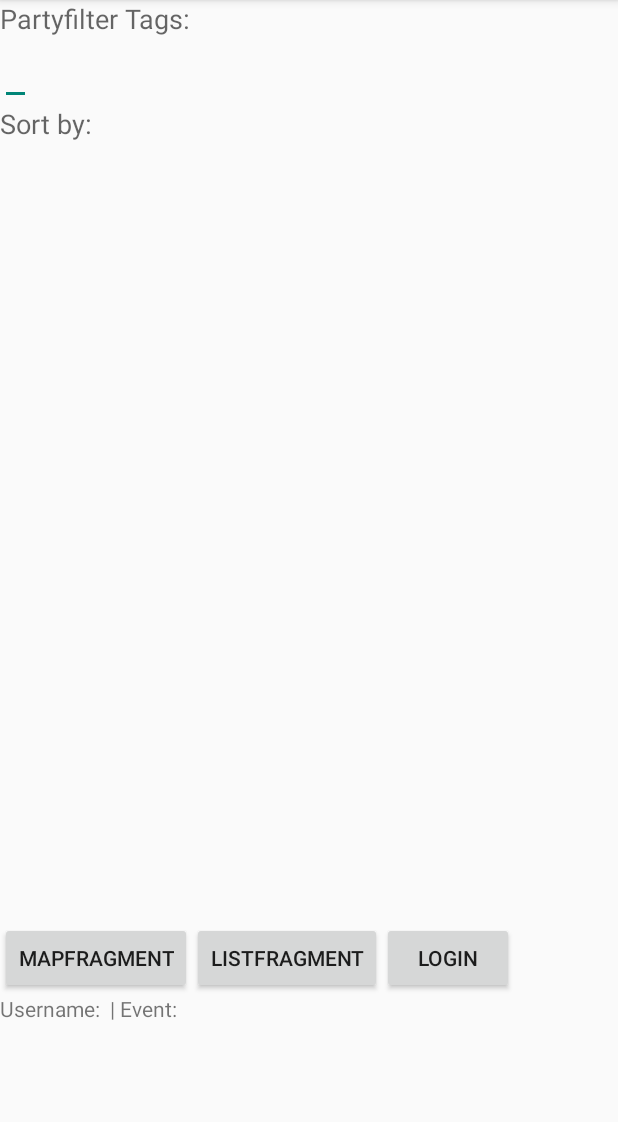
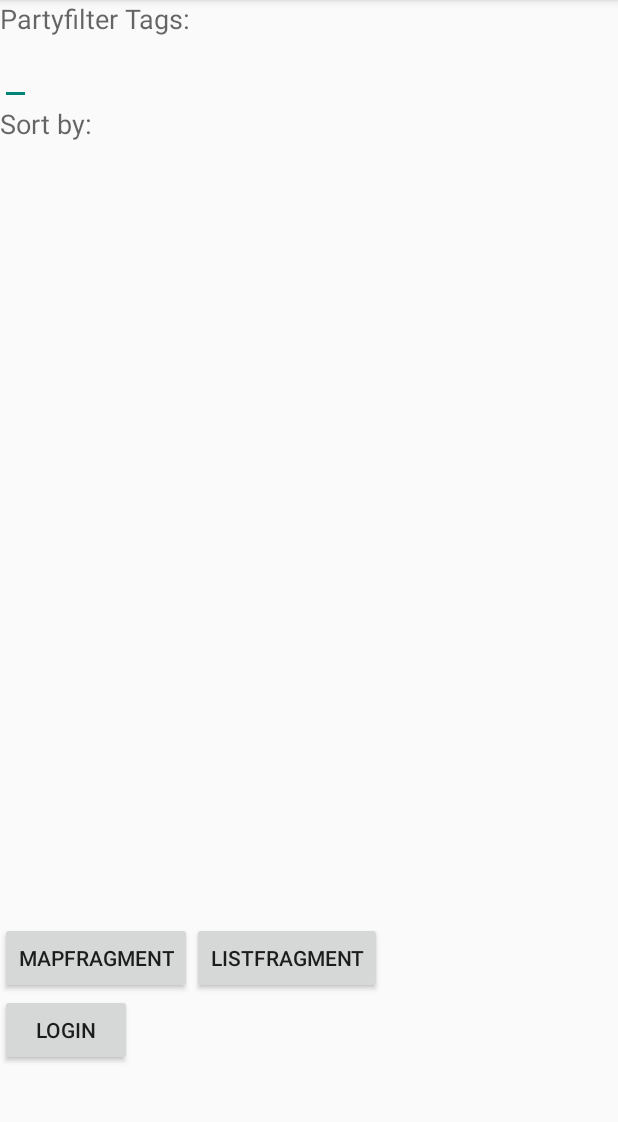
Before and after one commit to stefanholzapfel/partyradar_app, an Android app: the screen it shows after launch (MainActivity), on a phone screen of 412 x 824 dp, the part 84-1206 px from its top. Run offline under Robolectric (Android 15) with nearby library versions, the light colour scheme and no system bars.

Commit message:
Refactored bottom area of MainActivity for a better logged-in/out transition

```diff
--- a/app/src/main/res/layout/activity_login.xml
+++ b/app/src/main/res/layout/activity_login.xml
@@ -11,13 +11,15 @@
         android:id="@+id/login_username"
         android:layout_width="match_parent"
         android:layout_height="wrap_content"
-        android:inputType="text"/>
+        android:inputType="text"
+        android:hint="@string/login_username" />
 
     <EditText
         android:id="@+id/login_password"
         android:layout_width="match_parent"
         android:layout_height="wrap_content"
-        android:inputType="textPassword" />
+        android:inputType="textPassword"
+        android:hint="@string/login_password"/>
 
     <Button
         android:layout_width="match_parent"
--- a/app/src/main/res/layout/activity_main.xml
+++ b/app/src/main/res/layout/activity_main.xml
@@ -36,19 +36,14 @@
                 android:text="ListFragment"
                 android:onClick="showListFragment" />
 
-            <Button
-                android:layout_width="wrap_content"
-                android:layout_height="wrap_content"
-                android:id="@+id/main_btn_login"
-                android:text="@string/action_login"
-                android:onClick="showLoginForm" />
-
         </LinearLayout>
 
         <LinearLayout
             android:layout_width="wrap_content"
             android:layout_height="wrap_content"
-            android:orientation="horizontal">
+            android:orientation="horizontal"
+            android:id="@+id/area_loggedIn"
+            android:visibility="gone">
 
             <TextView
                 android:layout_width="wrap_content"
@@ -74,6 +69,20 @@
                 android:layout_width="wrap_content"
                 android:layout_height="wrap_content"
                 android:id="@+id/main_loggedEventTitle"/>
+        </LinearLayout>
+
+        <LinearLayout
+            android:layout_width="wrap_content"
+            android:layout_height="wrap_content"
+            android:orientation="horizontal"
+            android:id="@+id/area_loggedOut">
+
+            <Button
+                android:layout_width="wrap_content"
+                android:layout_height="wrap_content"
+                android:id="@+id/main_btn_login"
+                android:text="@string/action_login"
+                android:onClick="showLoginForm" />
 
         </LinearLayout>
 
--- a/app/src/main/res/values/strings.xml
+++ b/app/src/main/res/values/strings.xml
@@ -14,6 +14,9 @@
     <string name="select_event_noneAvailable">No event in your local area</string>
     <string name="attend_success">Logged in successfully</string>
     <string name="attend_failed">Login to event failed</string>
+
+    <string name="login_username">Enter username</string>
+    <string name="login_password">Enter password</string>
 
     <!-- Preference keys for the last known location -->
     <string name="pref_last_location_lat" translatable="false">last_location_lat</string>
```
Also changed, not shown: app/src/main/java/at/fhtw/partyradar/MainActivity.java (+5 -4 lines).
